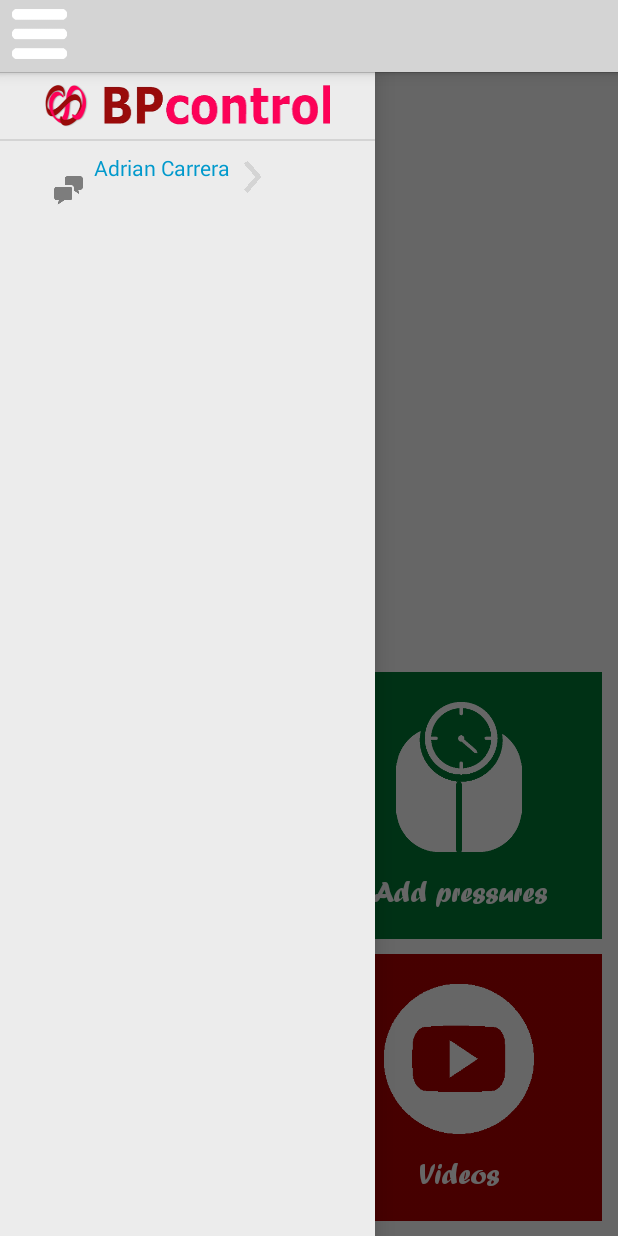
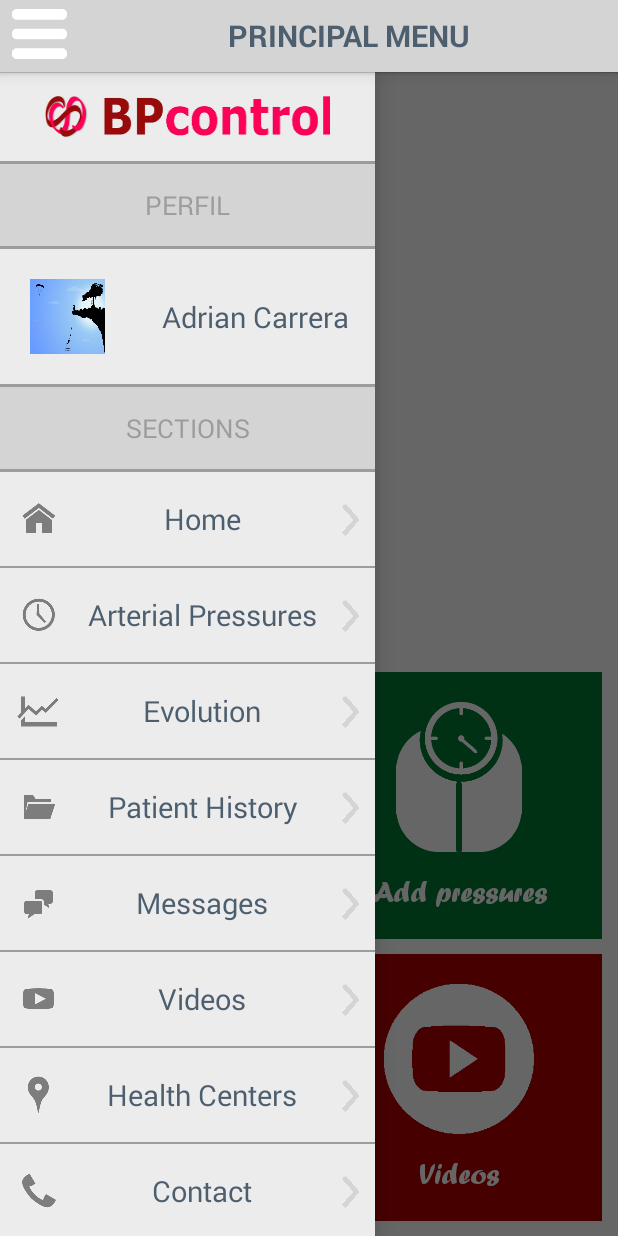
Before and after one commit to jvilaplana/android-shuite-hypertension, an Android app: the screen it shows after launch (HomeActivity), with the side drawer open, on a phone screen of 412 x 824 dp. Run offline under Robolectric (Android 15) with nearby library versions, the phone set to English and light mode, and no system bars.

Commit message:
lateral menu resize

```diff
--- a/app/src/main/java/com/android/bpcontrol/HomeActivity.java
+++ b/app/src/main/java/com/android/bpcontrol/HomeActivity.java
@@ -8,13 +8,13 @@ import android.widget.GridView;
 import android.widget.ImageButton;
 import android.widget.ImageView;
 import android.widget.LinearLayout;
-import android.widget.RelativeLayout;
-import android.widget.TextView;
 
 import com.android.bpcontrol.adapters.HomeGridAdapter;
 import com.android.bpcontrol.application.BPcontrolMasterActivity;
+import com.android.bpcontrol.controllers.LateralMenuController;
 import com.android.bpcontrol.customViews.RobotoTextView;
 import com.android.bpcontrol.model.GridCellResources;
+import com.android.bpcontrol.model.MenuItem;
 import com.android.bpcontrol.utils.LogBP;
 
 /**
@@ -27,6 +27,7 @@ public class HomeActivity extends BPcontrolMasterActivity {
 
     private DrawerLayout dwlayoutmenu;
     private LinearLayout menulayout;
+    private LinearLayout menuItemsLayout;
     private boolean menuIsOpen=false;
 
 
@@ -34,6 +35,10 @@ public class HomeActivity extends BPcontrolMasterActivity {
     public void onCreate(Bundle savedInstanceState) {
         super.onCreate(savedInstanceState);
         setContentView(R.layout.home_activity);
+
+        ((RobotoTextView)getActionBarView().findViewById(R.id.textviewbpcontrol))
+                                           .setText(getResources().getString(R.string.principalmenutext).toUpperCase());
+
         initGridCellResources();
         GridView grid = (GridView) findViewById(R.id.homegridview);
         HomeGridAdapter adapter = new HomeGridAdapter(this,resources);
@@ -49,8 +54,10 @@ public class HomeActivity extends BPcontrolMasterActivity {
         dwlayoutmenu = (DrawerLayout) findViewById(R.id.menuDrawer);
         menulayout = (LinearLayout) findViewById(R.id.menuinclude);
 
+        LateralMenuController.getInstance().initItems(this);
         configureLateralMenu();
         configureActionBar();
+
 
     }
 
@@ -94,19 +101,121 @@ public class HomeActivity extends BPcontrolMasterActivity {
 
     private void configureLateralMenu() {
 
+        menuItemsLayout = (LinearLayout) findViewById(R.id.layoutsections);
+        menuItemsLayout.removeAllViews();
         View cell = getLayoutInflater().inflate(R.layout.logomenucell, null);
-        ImageView image = (ImageView) cell.findViewById(R.id.line_separator);
-        menulayout.addView(cell);
-        View cell1 = getLayoutInflater().inflate(R.layout.lateralmenucell, null);
-        RobotoTextView text = (RobotoTextView)cell1.findViewById(R.id.menucelltextview);
-        text.setText("Adrian Carrera");
-        ImageView image2 = (ImageView) cell1.findViewById(R.id.menucellimage);
-        image2.setBackgroundResource(R.drawable.ic_action_dialog);
-        menulayout.addView(cell1);
-        //menulayout.addView(image);
+        menuItemsLayout.addView(cell);
+
+        for(MenuItem item : LateralMenuController.getInstance().getHeaders()){
+
+            switch (item.getCategory_id()){
+
+                case MYPERFIL:
+                    addHeaderView(item.getTextView().toUpperCase());
+                    configureMenuPerfil();
+                    break;
+
+                case APP_SECTIONS:
+                    addHeaderView(item.getTextView().toUpperCase());
+                    configureMenuSections();
+                    break;
+
+                case SOCIAL:
+                    addHeaderView(item.getTextView().toUpperCase());
+                    configureMenuSocial();
+                    break;
+
+                case OTHERS:
+                    addHeaderView(item.getTextView().toUpperCase());
+                    configureMenuOthers();
+                    break;
+
+                default:
+                    break;
+            }
+        }
+    }
+
+    private void addHeaderView(String text){
+
+        View cell = getLayoutInflater().inflate(R.layout.headerinmenu, null);
+        ((RobotoTextView)cell.findViewById(R.id.textviewheader)).setText(text);
+        menuItemsLayout.addView(cell);
+
+    }
+
+    private void configureMenuPerfil(){
+
+        View cell = getLayoutInflater().inflate(R.layout.perfilmenulayout, null);
+        MenuItem item = LateralMenuController.getInstance().getPerfil();
+        ((RobotoTextView) cell.findViewById(R.id.user_name)).setText(item.getTextView());
+        menuItemsLayout.addView(cell);
 
     }
 
 
+    private void configureMenuSections(){
+
+        MenuItem item;
+        for (int i = 0;i<LateralMenuController.getInstance().getApp_sections().size();i++){
+
+            item = LateralMenuController.getInstance().getApp_sections().get(i);
+            configCell(item,i == LateralMenuController.getInstance().getApp_sections().size() - 1);
+            switch(item.getId()){
+
+                case PRINCIPAL:
+
+                    break;
+                case PRESSURES:
+                    break;
+
+            }
+        }
+    }
+
+    private void configureMenuSocial(){
+
+        MenuItem item;
+        for (int i=0;i< LateralMenuController.getInstance().getSocial().size();i++){
+
+            item = LateralMenuController.getInstance().getSocial().get(i);
+            configCell(item,i == LateralMenuController.getInstance().getSocial().size() - 1 );
+
+            switch(item.getId()){
+
+                case PRINCIPAL:
+
+                    break;
+                case PRESSURES:
+                    break;
+
+            }
+        }
+
+    }
+
+    private void configureMenuOthers(){
+
+        MenuItem item;
+        for (int i=0;i<LateralMenuController.getInstance().getOthers().size();i++){
+
+            item = LateralMenuController.getInstance().getOthers().get(i);
+            configCell(item,false);
+
+        }
+
+    }
+
+    private void configCell(MenuItem item, boolean isLast){
+
+        View cell = getLayoutInflater().inflate(R.layout.lateralmenucell, null);
+        ((RobotoTextView)cell.findViewById(R.id.menucelltextview)).setText(item.getTextView());
+        ((ImageView)cell.findViewById(R.id.menucellimage)).setBackgroundResource(item.getImageid());
+        if (isLast) cell.findViewById(R.id.image_separator).setVisibility(View.INVISIBLE);
+        menuItemsLayout.addView(cell);
+    }
+
+
+
 
 }
--- a/app/src/main/java/com/android/bpcontrol/controllers/LateralMenuController.java
+++ b/app/src/main/java/com/android/bpcontrol/controllers/LateralMenuController.java
@@ -45,12 +45,13 @@ public class LateralMenuController{
     private ArrayList<MenuItem> others = new ArrayList<>();
     private ArrayList<MenuItem> headers = new ArrayList<>();
     private MenuItem perfil;
+    private boolean elementsInit = false;
 
-    public static LateralMenuController instance;
+    private static LateralMenuController instance;
 
     private LateralMenuController(){}
 
-    public LateralMenuController getInstance(){
+    public static LateralMenuController getInstance(){
 
         if(instance == null) {
 
@@ -62,9 +63,9 @@ public class LateralMenuController{
 
     public void initItems(Context context){
 
-       ImageView image =  new ImageView(context);
+      if(!elementsInit) {
 
-       perfil =  new MenuItem.Builder("Adrian Carrera")
+          perfil = new MenuItem.Builder("Adrian Carrera")
                   .setCategory_id(MenuItemCategory.MYPERFIL)
                   .build();
 
@@ -72,28 +73,34 @@ public class LateralMenuController{
           initAppSections(context);
           initOthers(context);
           initSocial();
+          elementsInit = true;
+      }
+
 
     }
 
     private void initHeaders(Context context){
 
+        headers.add(new MenuItem.Builder(context.getResources().getString(R.string.menuperfil))
+                .setCategory_id(MenuItemCategory.MYPERFIL)
+                .build());
 
         headers.add(new MenuItem.Builder(context.getResources().getString(R.string.menuheadersection))
                 .setCategory_id(MenuItemCategory.APP_SECTIONS)
                 .build());
 
         headers.add(new MenuItem.Builder(context.getResources().getString(R.string.menuheadersocial))
-                .setCategory_id(MenuItemCategory.APP_SECTIONS)
+                .setCategory_id(MenuItemCategory.SOCIAL)
                 .build());
 
         headers.add(new MenuItem.Builder(context.getResources().getString(R.string.menuheaderothers))
-                .setCategory_id(MenuItemCategory.SOCIAL)
+                .setCategory_id(MenuItemCategory.OTHERS)
                 .build());
     }
 
     private void initAppSections(Context context){
 
-        app_sections.add(new MenuItem.Builder(context.getResources().getString(R.string.menusection_preassures))
+        app_sections.add(new MenuItem.Builder(context.getResources().getString(R.string.menuprincipal))
                 .setId(MenuSections.PRINCIPAL)
                 .setCategory_id(MenuItemCategory.APP_SECTIONS)
                 .setImageFromResource(R.drawable.ic_action_home)
@@ -151,7 +158,7 @@ public class LateralMenuController{
 
     private void initOthers(Context context){
 
-        app_sections.add(new MenuItem.Builder(context.getResources().getString(R.string.menusection_help))
+        others.add(new MenuItem.Builder(context.getResources().getString(R.string.menuothersitem))
                 .setId(MenuSections.ATTRIBUTIONS)
                 .setCategory_id(MenuItemCategory.OTHERS)
                 .setImageFromResource(R.drawable.ic_action_present)
@@ -161,27 +168,44 @@ public class LateralMenuController{
 
     private void initSocial(){
 
-        app_sections.add(new MenuItem.Builder("Facebook")
+        social.add(new MenuItem.Builder("Facebook")
                 .setId(MenuSections.FACEBOOK)
-                .setCategory_id(MenuItemCategory.APP_SECTIONS)
+                .setCategory_id(MenuItemCategory.SOCIAL)
                 .setImageFromResource(R.drawable.ic_action_facebook)
                 .build());
 
 
-        app_sections.add(new MenuItem.Builder("Twitter")
+        social.add(new MenuItem.Builder("Twitter")
                 .setId(MenuSections.TWITTER)
-                .setCategory_id(MenuItemCategory.APP_SECTIONS)
+                .setCategory_id(MenuItemCategory.SOCIAL)
                 .setImageFromResource(R.drawable.ic_action_twitter)
                 .build());
 
-        app_sections.add(new MenuItem.Builder("Google +")
+        social.add(new MenuItem.Builder("Google +")
                 .setId(MenuSections.GOOGLEPLUS)
-                .setCategory_id(MenuItemCategory.APP_SECTIONS)
+                .setCategory_id(MenuItemCategory.SOCIAL)
                 .setImageFromResource(R.drawable.ic_action_gplus)
                 .build());
 
     }
 
+    public ArrayList<MenuItem> getApp_sections() {
+        return app_sections;
+    }
 
+    public ArrayList<MenuItem> getSocial() {
+        return social;
+    }
 
+    public ArrayList<MenuItem> getOthers() {
+        return others;
     }
+
+    public ArrayList<MenuItem> getHeaders() {
+        return headers;
+    }
+
+    public MenuItem getPerfil() {
+        return perfil;
+    }
+}
--- a/app/src/main/res/layout/actionbar_layout.xml
+++ b/app/src/main/res/layout/actionbar_layout.xml
@@ -14,14 +14,17 @@
         android:background="@android:color/transparent"
         />
 
-   <!--View-->
-        <!--android:id="@+id/textviewbpcontrol"-->
-        <!--android:layout_toRightOf="@+id/actionBarMenu"-->
-        <!--android:layout_width="match_parent"-->
-        <!--android:layout_height="wrap_content"-->
-        <!--android:src="@drawable/logo"-->
-        <!--android:layout_centerVertical="true"-->
-        <!--android:gravity="center"-->
-        <!--/>-->
+    <com.android.bpcontrol.customViews.RobotoTextView
+        android:id="@+id/textviewbpcontrol"
+        android:layout_toRightOf="@+id/actionBarMenu"
+        android:layout_width="match_parent"
+        android:layout_height="wrap_content"
+        android:textColor="@color/menutext"
+        android:padding="@dimen/actionbar_padding"
+        android:tag="RobotoBold"
+        android:textSize="20sp"
+        android:layout_centerVertical="true"
+        android:gravity="center"
+        />
 
 </RelativeLayout>
--- /dev/null
+++ b/app/src/main/res/layout/headerinmenu.xml
@@ -0,0 +1,33 @@
+<?xml version="1.0" encoding="utf-8"?>
+<LinearLayout xmlns:android="http://schemas.android.com/apk/res/android"
+    android:orientation="vertical"
+    android:layout_width="match_parent"
+    android:layout_height="wrap_content"
+    android:layout_marginBottom="@dimen/bplogo_menu_padding"
+    android:background="@color/graybp">
+
+    <ImageView
+        android:layout_width="match_parent"
+        android:layout_height="2dp"
+        android:layout_gravity="start"
+        android:background="@color/menuseparator"/>
+
+    <com.android.bpcontrol.customViews.RobotoTextView
+        android:id="@+id/textviewheader"
+        android:layout_width="match_parent"
+        android:layout_height="wrap_content"
+        android:textSize="17sp"
+        android:layout_marginLeft="@dimen/bplogo_menu_padding_lateral"
+        android:layout_marginRight="@dimen/bplogo_menu_padding_lateral"
+        android:paddingTop="@dimen/bplogo_menu_padding"
+        android:paddingBottom="@dimen/bplogo_menu_padding"
+        android:gravity="center_horizontal"
+        android:textColor="@color/menuseparator"
+        />
+    <ImageView
+        android:layout_width="match_parent"
+        android:layout_height="2dp"
+        android:layout_gravity="end"
+        android:background="@color/menuseparator"/>
+
+</LinearLayout>
--- a/app/src/main/res/layout/home_activity.xml
+++ b/app/src/main/res/layout/home_activity.xml
@@ -1,8 +1,7 @@
 <?xml version="1.0" encoding="utf-8"?>
 <RelativeLayout xmlns:android="http://schemas.android.com/apk/res/android"
 android:layout_width="match_parent"
-
-    android:layout_height="match_parent"
+android:layout_height="match_parent"
 android:background="@android:color/white">
 
 
--- a/app/src/main/res/layout/lateralmenu.xml
+++ b/app/src/main/res/layout/lateralmenu.xml
@@ -8,7 +8,8 @@
 
     <ScrollView
     android:layout_width="match_parent"
-    android:layout_height="wrap_content">
+    android:layout_height="match_parent"
+    android:scrollbars="none">
 
 
         <LinearLayout
--- a/app/src/main/res/layout/lateralmenucell.xml
+++ b/app/src/main/res/layout/lateralmenucell.xml
@@ -1,32 +1,58 @@
 <?xml version="1.0" encoding="utf-8"?>
-<LinearLayout xmlns:android="http://schemas.android.com/apk/res/android"
+
+<RelativeLayout  xmlns:android="http://schemas.android.com/apk/res/android"
+    android:layout_width="match_parent"
+    android:layout_height="wrap_content"
+    android:paddingTop="@dimen/menu_separation"
+    >
+
+<LinearLayout
+    android:id="@+id/linearimagetext"
     android:orientation="horizontal"
     android:layout_width="match_parent"
     android:layout_height="wrap_content"
-    android:background="@color/graymenucell">
-
+    android:gravity="center_vertical"
+    android:layout_toLeftOf="@+id/image_next"
+    android:background="@color/graymenucell"
+    >
       <ImageView
           android:id="@+id/menucellimage"
           android:layout_width="wrap_content"
           android:layout_height="wrap_content"
-        android:layout_marginTop="@dimen/bplogo_menu_padding"
-        android:layout_marginLeft="@dimen/bplogo_menu_padding_lateral"
+          android:layout_marginLeft="10dp"
+          android:layout_marginRight="10dp"
+          android:layout_gravity="center_vertical"
        />
 
       <com.android.bpcontrol.customViews.RobotoTextView
           android:id="@+id/menucelltextview"
+          android:layout_width="match_parent"
+          android:layout_height="wrap_content"
+          android:layout_gravity="center_vertical"
+          android:gravity="center"
+          android:textSize="19sp"
+          android:maxLines="2"
+          android:textColor="@color/menutext"
+          />
+
+  </LinearLayout>
+
+      <ImageView
+      android:id="@+id/image_next"
       android:layout_width="wrap_content"
       android:layout_height="wrap_content"
-        android:gravity="center"
-        android:textColor="@android:color/holo_blue_dark"
+      android:layout_centerVertical="true"
+      android:layout_alignParentRight="true"
+      android:background="@drawable/ic_action_next"
       />
 
      <ImageView
-        android:layout_width="wrap_content"
-        android:layout_height="wrap_content"
-        android:background="@drawable/ic_action_next"
-
+    android:id="@+id/image_separator"
+    android:layout_below="@+id/linearimagetext"
+    android:layout_width="match_parent"
+    android:layout_height="1dp"
+    android:layout_marginTop="@dimen/menu_separation"
+    android:background="@color/menuseparator"
     />
 
-
-</LinearLayout>
+</RelativeLayout>
--- a/app/src/main/res/layout/logomenucell.xml
+++ b/app/src/main/res/layout/logomenucell.xml
@@ -11,15 +11,16 @@
         android:background="@drawable/logo"
         android:layout_marginTop="@dimen/bplogo_menu_padding"
         android:layout_marginLeft="@dimen/bplogo_menu_padding_lateral"
-        android:layout_marginRight="@dimen/bplogo_menu_padding_lateral"/>
+        android:layout_marginRight="@dimen/bplogo_menu_padding_lateral"
+        android:layout_marginBottom="@dimen/bplogo_menu_padding"/>
 
-    <ImageView
-        android:id="@+id/line_separator"
-        android:layout_width="match_parent"
-        android:layout_height="1dp"
-        android:layout_marginTop="@dimen/bplogo_menu_padding"
-        android:layout_marginBottom="@dimen/bplogo_menu_padding"
-        android:background="@color/graybp"
-        />
+    <!--<ImageView-->
+        <!--android:id="@+id/line_separator"-->
+        <!--android:layout_width="match_parent"-->
+        <!--android:layout_height="1dp"-->
+        <!--android:layout_marginTop="@dimen/bplogo_menu_padding"-->
+        <!--android:layout_marginBottom="@dimen/bplogo_menu_padding"-->
+        <!--android:background="@color/graybp"-->
+        <!--/>-->
 
 </LinearLayout>
--- /dev/null
+++ b/app/src/main/res/layout/perfilmenulayout.xml
@@ -0,0 +1,31 @@
+<?xml version="1.0" encoding="utf-8"?>
+<LinearLayout xmlns:android="http://schemas.android.com/apk/res/android"
+    android:orientation="horizontal"
+    android:layout_width="match_parent"
+    android:layout_height="match_parent">
+
+    <ImageView
+        android:layout_width="50dp"
+        android:layout_height="50dp"
+        android:background="@drawable/perfil"
+        android:layout_gravity="center_vertical"
+        android:layout_margin="20dp"
+        />
+
+    <com.android.bpcontrol.customViews.RobotoTextView
+        android:id="@+id/user_name"
+        android:layout_width="match_parent"
+        android:layout_height="wrap_content"
+        android:gravity="center"
+        android:textSize="19sp"
+        android:layout_gravity="center_vertical"
+        android:textColor="@color/menutext"/>
+
+    <ImageView
+        android:layout_width="wrap_content"
+        android:layout_height="wrap_content"
+        android:layout_centerVertical="true"
+        android:background="@drawable/ic_action_next"
+        />
+
+</LinearLayout>
--- a/app/src/main/res/values/colors.xml
+++ b/app/src/main/res/values/colors.xml
@@ -5,4 +5,8 @@
     <!--<color name="menutitlesgray">#f4f4f4</color>-->
     <color name="graymenucell">#ececec</color>
 
+    <color name="menuseparator">#9d9c9c</color>
+    <color name="menutext">#4d5e6e</color>
+    <color name="cellheadercolor">#eaeaea</color>
+
 </resources>
--- a/app/src/main/res/values/dimens.xml
+++ b/app/src/main/res/values/dimens.xml
@@ -18,7 +18,8 @@
     <dimen name="actionbar_padding">8dp</dimen>
 
     <!--LATERAL MENU-->
-    <dimen name="bplogo_menu_padding">8dp</dimen>
-    <dimen name="bplogo_menu_padding_lateral">30dp</dimen>
+<dimen name="bplogo_menu_padding">15dp</dimen>
+<dimen name="bplogo_menu_padding_lateral">30dp</dimen>
+<dimen name="menu_separation">15dp</dimen>
 
-</resources>
+    </resources>
--- a/app/src/main/res/values/strings.xml
+++ b/app/src/main/res/values/strings.xml
@@ -11,15 +11,21 @@
 
     <!--MENU ITEMS-->
     <string name="menusection_preassures">Arterial Pressures</string>
-    <string name="principal">Home</string>
+    <string name="menuprincipal">Home</string>
     <string name="menusection_history">Patient History</string>
     <string name="menusection_centers">Health Centers</string>
     <string name="menusection_contact">Contact</string>
     <string name="menusection_help">Help</string>
+    <string name="menuperfil">Perfil</string>
+    <string name="menuothersitem">Attributions</string>
     <!--MENU ITEMS - HEADERS-->
-    <string name="menuheadersection">App Sections</string>
+    <string name="menuheadersection">Sections</string>
     <string name="menuheadersocial">Social</string>
     <string name="menuheaderothers">Others</string>
+
+    <!--SECTIONS ACTION BAR NAME-->
+
+    <string name="principalmenutext">Principal Menu</string>
 
 
 
```
Also changed, not shown: app/src/main/res/drawable-xxhdpi/perfil.jpg (added), 2 other files. Lines whose indentation alone changed are shown as unchanged.
